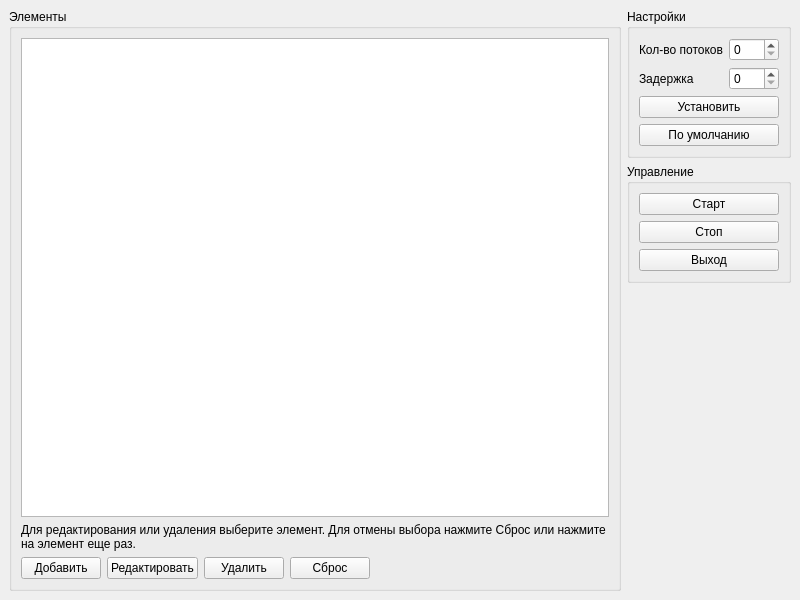
lukinalexeyg/Multithreading-test, file MultithreadingTest/ui/mainwindow.ui: the form before one commit.
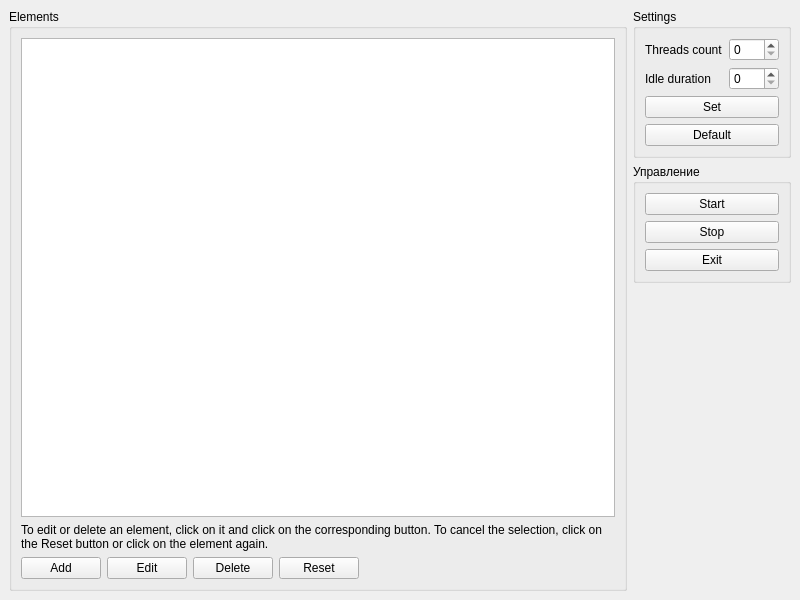
The form after the commit.

The edit to the form file:
```diff
--- a/MultithreadingTest/ui/mainwindow.ui
+++ b/MultithreadingTest/ui/mainwindow.ui
@@ -18,7 +18,7 @@
     <item row="0" column="0">
      <widget class="QGroupBox" name="groupBox_elements">
       <property name="title">
-       <string>Элементы</string>
+       <string>Elements</string>
       </property>
       <layout class="QGridLayout" name="gridLayout">
        <item row="0" column="0">
@@ -29,28 +29,28 @@
          <item>
           <widget class="QPushButton" name="pushButton_appendElement">
            <property name="text">
-            <string>Добавить</string>
+            <string>Add</string>
            </property>
           </widget>
          </item>
          <item>
           <widget class="QPushButton" name="pushButton_editElement">
            <property name="text">
-            <string>Редактировать</string>
+            <string>Edit</string>
            </property>
           </widget>
          </item>
          <item>
           <widget class="QPushButton" name="pushButton_removeElement">
            <property name="text">
-            <string>Удалить</string>
+            <string>Delete</string>
            </property>
           </widget>
          </item>
          <item>
           <widget class="QPushButton" name="pushButton_clearSelection">
            <property name="text">
-            <string>Сброс</string>
+            <string>Reset</string>
            </property>
           </widget>
          </item>
@@ -72,7 +72,7 @@
        <item row="1" column="0">
         <widget class="QLabel" name="label_3">
          <property name="text">
-          <string>Для редактирования или удаления выберите элемент. Для отмены выбора нажмите Сброс или нажмите на элемент еще раз.</string>
+          <string>To edit or delete an element, click on it and click on the corresponding button. To cancel the selection, click on the Reset button or click on the element again.</string>
          </property>
          <property name="wordWrap">
           <bool>true</bool>
@@ -87,7 +87,7 @@
       <item>
        <widget class="QGroupBox" name="groupBox_settings">
         <property name="title">
-         <string>Настройки</string>
+         <string>Settings</string>
         </property>
         <layout class="QGridLayout" name="gridLayout_3">
          <item row="0" column="0">
@@ -97,7 +97,7 @@
              <item row="0" column="0">
               <widget class="QLabel" name="label">
                <property name="text">
-                <string>Кол-во потоков</string>
+                <string>Threads count</string>
                </property>
               </widget>
              </item>
@@ -114,7 +114,7 @@
              <item row="1" column="0">
               <widget class="QLabel" name="label_2">
                <property name="text">
-                <string>Задержка</string>
+                <string>Idle duration</string>
                </property>
               </widget>
              </item>
@@ -135,14 +135,14 @@
          <item row="1" column="0">
           <widget class="QPushButton" name="pushButton_setSettings">
            <property name="text">
-            <string>Установить</string>
+            <string>Set</string>
            </property>
           </widget>
          </item>
          <item row="2" column="0">
           <widget class="QPushButton" name="pushButton_resetSettings">
            <property name="text">
-            <string>По умолчанию</string>
+            <string>Default</string>
            </property>
           </widget>
          </item>
@@ -160,21 +160,21 @@
            <item>
             <widget class="QPushButton" name="pushButton_start">
              <property name="text">
-              <string>Старт</string>
+              <string>Start</string>
              </property>
             </widget>
            </item>
            <item>
             <widget class="QPushButton" name="pushButton_stop">
              <property name="text">
-              <string>Стоп</string>
+              <string>Stop</string>
              </property>
             </widget>
            </item>
            <item>
             <widget class="QPushButton" name="pushButton_exit">
              <property name="text">
-              <string>Выход</string>
+              <string>Exit</string>
              </property>
             </widget>
            </item>
```
